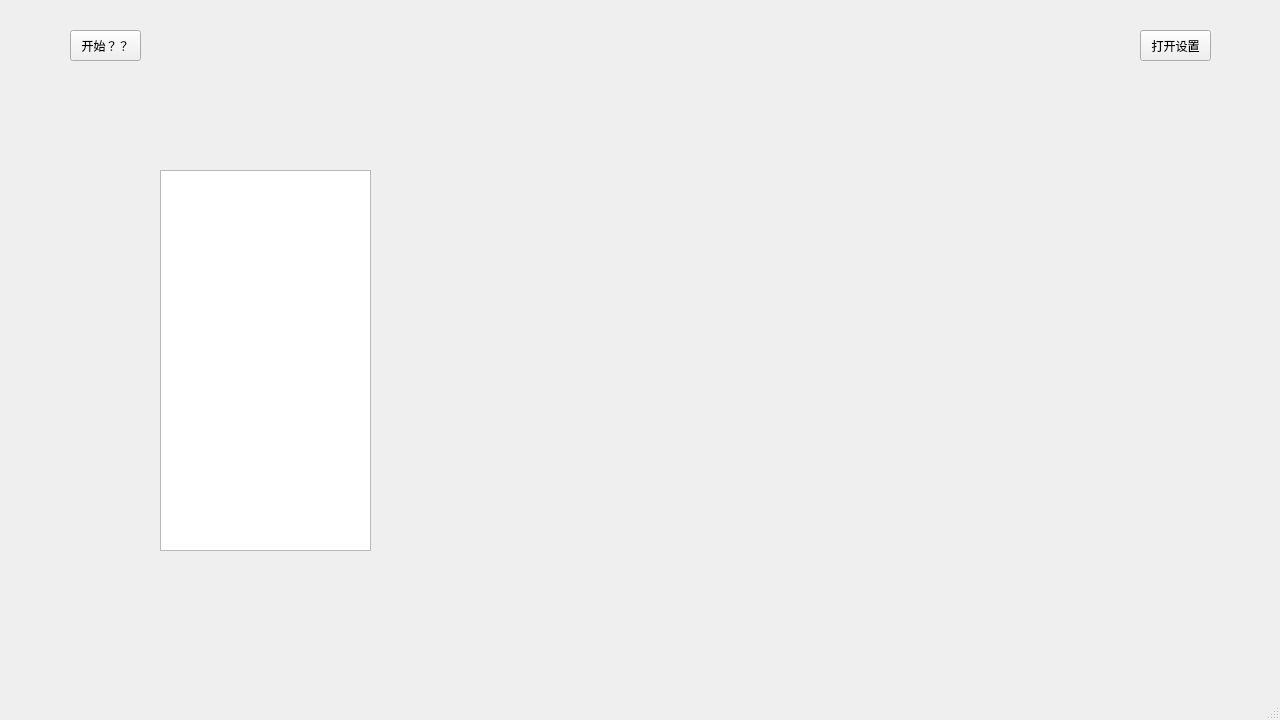
Before: the Qt Designer form smartcanteen-client/mainwindow.ui in kde-yyds/smartcanteen, drawn with Qt 5.
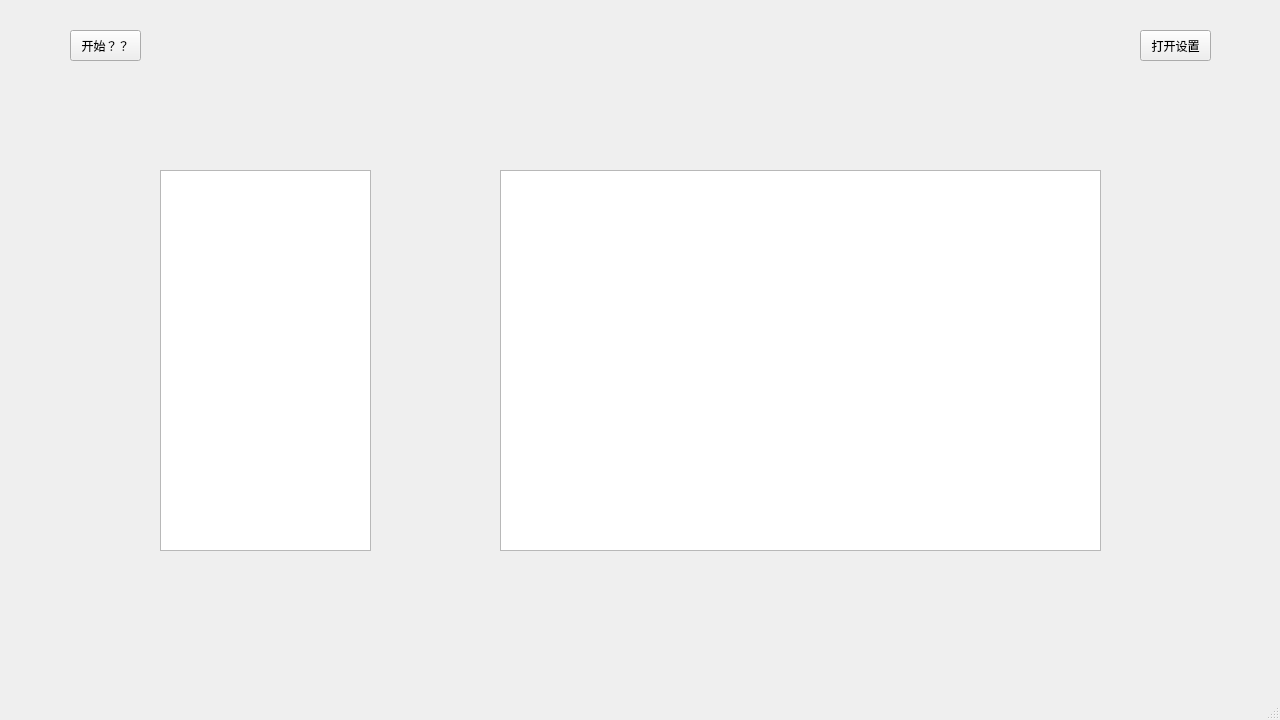
After: the same form once the commit is applied.

Commit message: (WIP)add listWidget to select item

The edit to the form file:
```diff
--- a/smartcanteen-client/mainwindow.ui
+++ b/smartcanteen-client/mainwindow.ui
@@ -153,6 +153,21 @@
       </rect>
      </property>
     </widget>
+    <widget class="QListWidget" name="listWidget_chooseItem">
+     <property name="geometry">
+      <rect>
+       <x>360</x>
+       <y>40</y>
+       <width>601</width>
+       <height>381</height>
+      </rect>
+     </property>
+     <property name="font">
+      <font>
+       <pointsize>15</pointsize>
+      </font>
+     </property>
+    </widget>
    </widget>
    <zorder>widget</zorder>
    <zorder>configWidget</zorder>
```
The commit also changes 3 other files.
